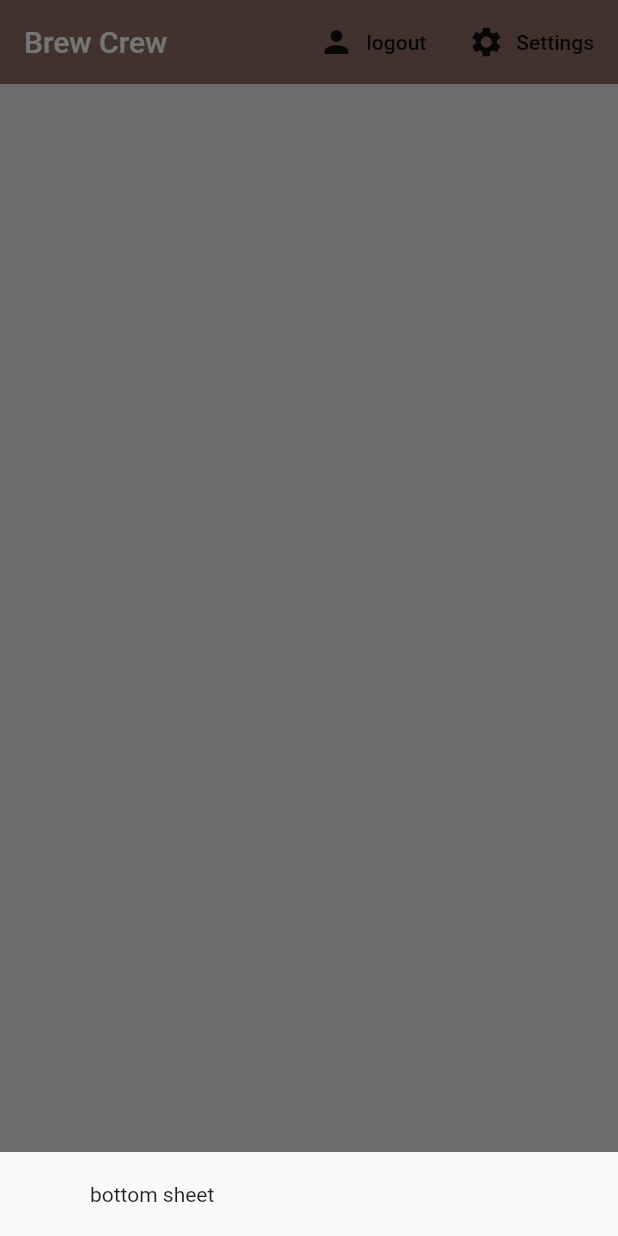
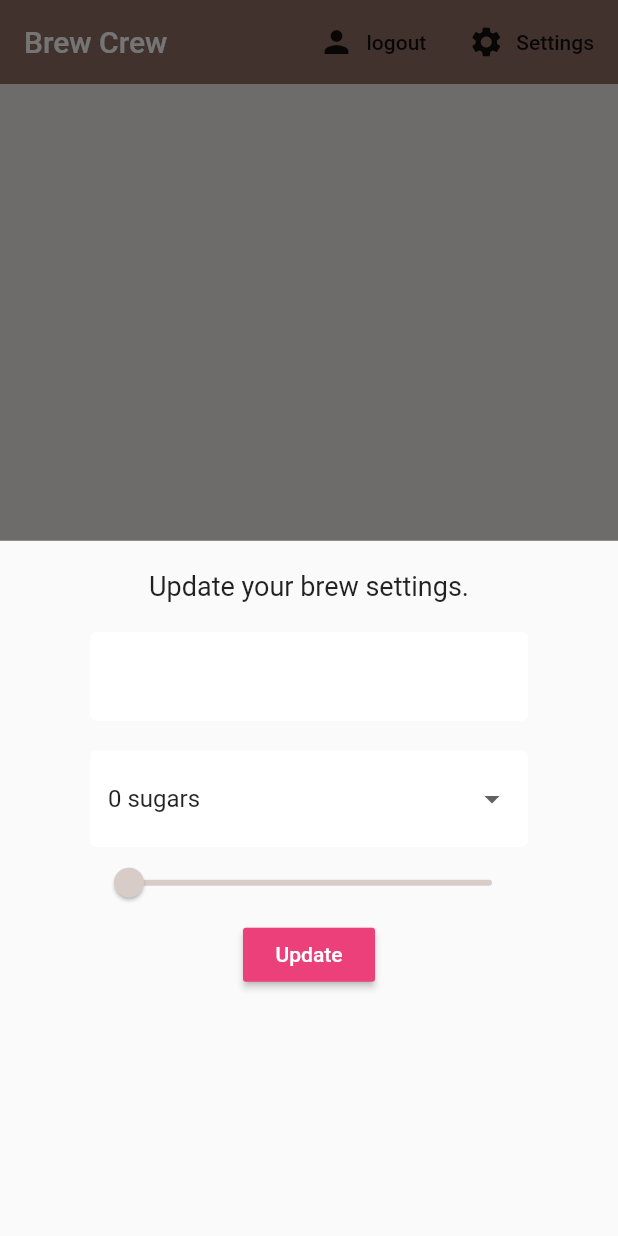
Before and after one commit to cTarkan/Brew-Crew-, a Flutter app: the screen it shows once a user with an empty profile is signed in, after a tap on "Settings", on a phone screen of 412 x 824 dp. Run offline on Flutter 3.47's test engine with Material 2 defaults, Android fonts, the phone set to English and light mode, and no system bars; our stand-ins replace cloud_firestore, firebase_auth, flutter_spinkit; accounts and stored records are empty.

Commit message:
settings page designed, database file updated with settings

```diff
--- a/lib/models/user.dart
+++ b/lib/models/user.dart
@@ -1,7 +1,14 @@
 class User {
-
   final String uid;
 
   User({this.uid});
+}
 
+class UserData {
+  final String uid;
+  final String name;
+  final String sugars;
+  final int strength;
+
+  UserData({this.uid, this.sugars, this.strength, this.name});
 }
--- a/lib/screens/home/brew_list.dart
+++ b/lib/screens/home/brew_list.dart
@@ -13,8 +13,6 @@ class _BrewListState extends State<BrewList> {
   Widget build(BuildContext context) {
     final brews = Provider.of<List<Brew>>(context);
 
-
-
     return ListView.builder(
       itemCount: brews.length,
       itemBuilder: (context,index) {
--- a/lib/screens/home/home.dart
+++ b/lib/screens/home/home.dart
@@ -1,4 +1,5 @@
 import 'package:brew_crew/models/brew.dart';
+import 'package:brew_crew/screens/home/settings_form.dart';
 import 'package:brew_crew/services/auth.dart';
 import 'package:flutter/material.dart';
 import 'package:brew_crew/services/database.dart';
@@ -16,7 +17,7 @@ class Home extends StatelessWidget {
           builder: (context) {
             return Container(
               padding: EdgeInsets.symmetric(vertical: 20, horizontal: 60),
-              child: Text('bottom sheet'),
+              child: SettingsForm(),
             );
           });
     }
--- /dev/null
+++ b/lib/screens/home/settings_form.dart
@@ -0,0 +1,70 @@
+import 'package:flutter/material.dart';
+import 'package:brew_crew/shared/constant.dart';
+
+class SettingsForm extends StatefulWidget {
+  @override
+  _SettingsFormState createState() => _SettingsFormState();
+}
+
+class _SettingsFormState extends State<SettingsForm> {
+  final _formKey = GlobalKey<FormState>();
+  final List<String> sugars = ['0', '1', '2', '3', '4'];
+
+  String _currentName;
+  String _currentSugars;
+  int _currentStrength;
+
+  @override
+  Widget build(BuildContext context) {
+    return Form(
+      key: _formKey,
+      child: Column(
+        children: <Widget>[
+          Text(
+            'Update your brew settings.',
+            style: TextStyle(fontSize: 18),
+          ),
+          SizedBox(height: 20),
+          TextFormField(
+            decoration: textInputDecoration,
+            validator: (val) => val.isEmpty ? 'Please enter a name' : null,
+            onChanged: (val) => setState(() => _currentName = val),
+          ),
+          SizedBox(height: 20),
+          DropdownButtonFormField(
+            decoration: textInputDecoration,
+            value: _currentSugars ?? '0',
+            items: sugars.map((sugar) {
+              return DropdownMenuItem(
+                value: sugar,
+                child: Text('$sugar sugars'),
+              );
+            }).toList(),
+            onChanged: (val) => setState(() => _currentSugars = val),
+          ),
+          Slider(
+            value: (_currentStrength ?? 100).toDouble(),
+            activeColor: Colors.brown[_currentStrength ?? 100],
+            inactiveColor: Colors.brown[_currentStrength ?? 100],
+            min: 100.0,
+            max: 900.0,
+            divisions: 8,
+            onChanged: (val) => setState(() => _currentStrength = val.round())
+          ),
+          RaisedButton(
+            color: Colors.pink[400],
+            child: Text(
+              'Update',
+              style: TextStyle(color: Colors.white),
+            ),
+            onPressed: () async {
+              print(_currentName);
+              print(_currentSugars);
+              print(_currentStrength);
+            },
+          ),
+        ],
+      ),
+    );
+  }
+}
--- a/lib/services/database.dart
+++ b/lib/services/database.dart
@@ -1,4 +1,5 @@
 import 'package:brew_crew/models/brew.dart';
+import 'package:brew_crew/models/user.dart';
 import 'package:cloud_firestore/cloud_firestore.dart';
 
 class DatabaseService {
@@ -19,16 +20,28 @@ class DatabaseService {
   List<Brew> _brewListFromSnapshot(QuerySnapshot snapshot) {
     return snapshot.documents.map((doc) {
       return Brew(
-        name: doc.data['name'] ?? '',
-        strength: doc.data['strength'] ?? 0,
-        sugars: doc.data['sugars'] ?? '0'
-      );
+          name: doc.data['name'] ?? '',
+          strength: doc.data['strength'] ?? 0,
+          sugars: doc.data['sugars'] ?? '0');
     }).toList();
+  }
+
+  //userData from snapshot
+  UserData _userDataFromSnapshot(DocumentSnapshot snapshot) {
+    return UserData(
+        uid: uid,
+        name: snapshot.data['name'],
+        sugars: snapshot.data['sugars'],
+        strength: snapshot.data['strength']);
   }
 
   //Get brews stream
   Stream<List<Brew>> get brews {
-    return brewCollection.snapshots()
-      .map(_brewListFromSnapshot);
+    return brewCollection.snapshots().map(_brewListFromSnapshot);
+  }
+
+  //Get user doc stream
+  Stream<UserData> get userData {
+    return brewCollection.document(uid).snapshots().map(_userDataFromSnapshot);
   }
 }
```
